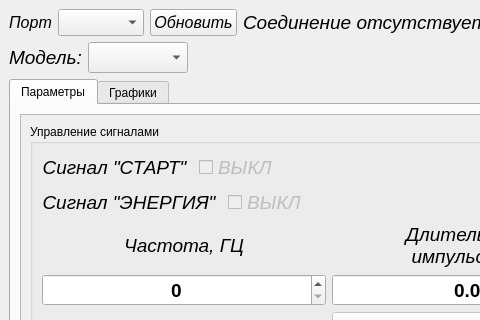
Sergey-pixel-dev/controller_qt, file mainwindow.ui: the form before one commit; both pictures show x 0 to 480 and y 0 to 320 of the 963 by 655 pixel window.
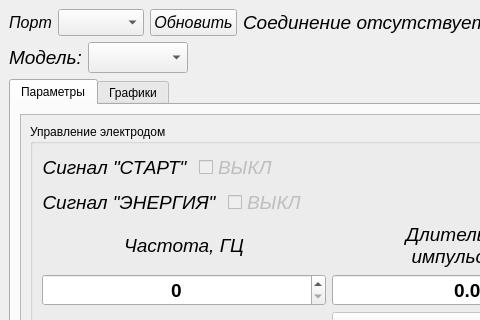
The form after the commit. Custom widgets are drawn as their Qt base class.

The edit to the form file:
```diff
--- a/mainwindow.ui
+++ b/mainwindow.ui
@@ -182,7 +182,7 @@
            <property name="geometry">
             <rect>
              <x>0</x>
-             <y>-76</y>
+             <y>0</y>
              <width>907</width>
              <height>924</height>
             </rect>
@@ -197,7 +197,7 @@
                </sizepolicy>
               </property>
               <property name="title">
-               <string>Управление сигналами</string>
+               <string>Управление электродом</string>
               </property>
               <layout class="QVBoxLayout" name="verticalLayout_23">
                <item>
```
